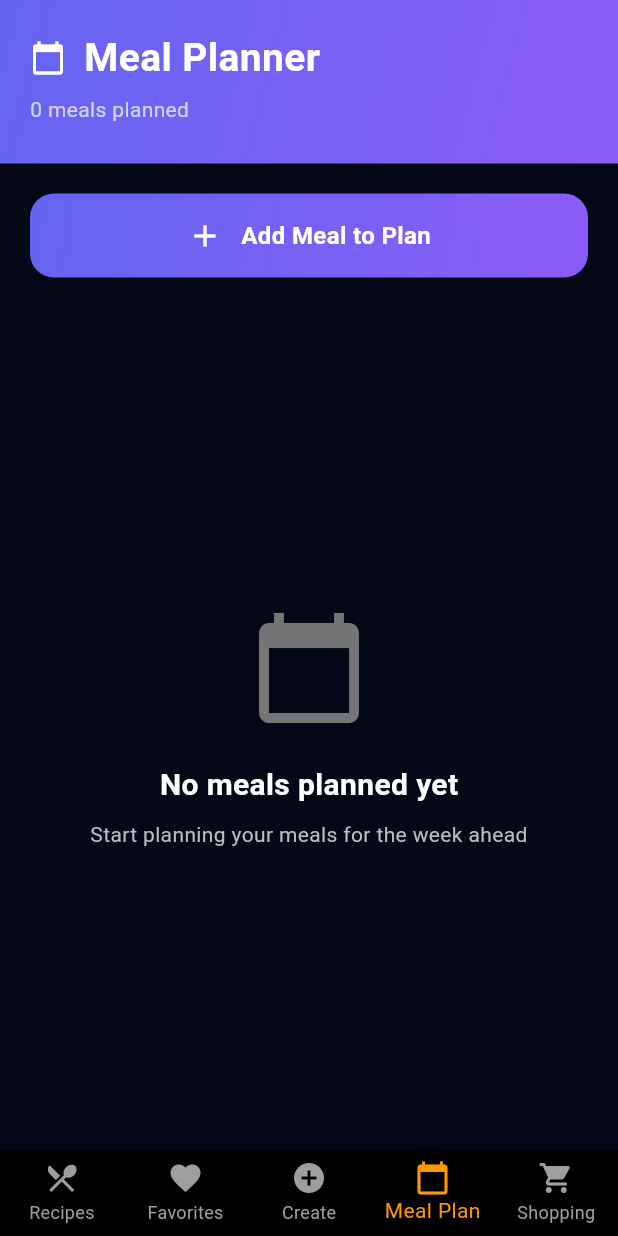
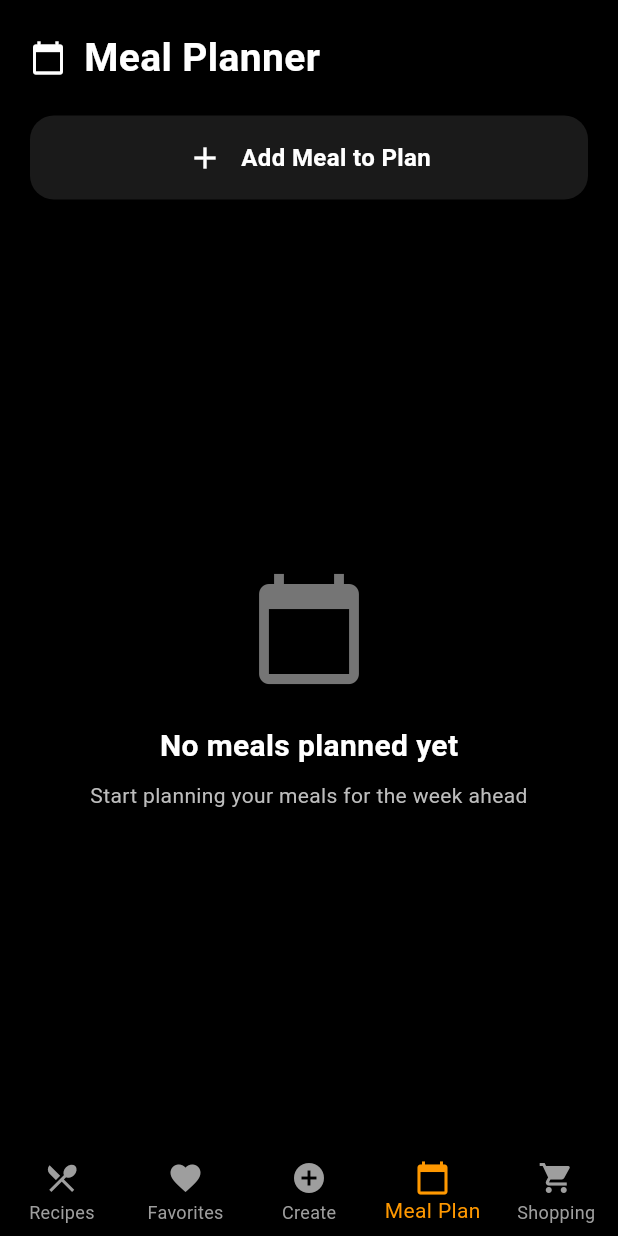
Before and after one commit to Bezawit-Ag/flutter-app, a Flutter app: the screen it shows after launch, item 4 of the bottom bar chosen, on a phone screen of 412 x 824 dp. Run offline on Flutter 3.47's test engine with Material 3 defaults, Android fonts, the phone set to English and light mode, and no system bars.

Commit message:
fix the meal plan  page styling

```diff
--- a/assignment_app/lib/features/home/screens/meal_planner_screen.dart
+++ b/assignment_app/lib/features/home/screens/meal_planner_screen.dart
@@ -12,25 +12,18 @@ class MealPlannerScreen extends StatelessWidget {
     final controller = context.watch<HomeController>();
 
     return Scaffold(
-      backgroundColor: const Color(0xFF050816),
+      backgroundColor: Colors.black,
       body: SafeArea(
         child: Column(
           crossAxisAlignment: CrossAxisAlignment.start,
           children: [
             Container(
               width: double.infinity,
-              padding: const EdgeInsets.fromLTRB(20, 20, 20, 26),
+              padding: const EdgeInsets.fromLTRB(20, 20, 20, 20),
               decoration: const BoxDecoration(
-                gradient: LinearGradient(
-                  colors: [Color(0xFF6366F1), Color(0xFF8B5CF6)],
-                  begin: Alignment.topLeft,
-                  end: Alignment.bottomRight,
+                color: Colors.black,
               ),
-              ),
-              child: Column(
-                crossAxisAlignment: CrossAxisAlignment.start,
-                children: [
-                  Row(
+              child: Row(
                 mainAxisAlignment: MainAxisAlignment.spaceBetween,
                 children: [
                   Row(
@@ -57,12 +50,12 @@ class MealPlannerScreen extends StatelessWidget {
                         ScaffoldMessenger.of(context).showSnackBar(
                           const SnackBar(
                             content: Text('Shopping list generated!'),
-                                backgroundColor: Color(0xFF6366F1),
+                            backgroundColor: Color(0xFFFF9800),
                           ),
                         );
                       },
                       style: TextButton.styleFrom(
-                            backgroundColor: Colors.white.withOpacity(0.2),
+                        backgroundColor: const Color(0xFF1A1A1A),
                         padding: const EdgeInsets.symmetric(
                           horizontal: 16,
                           vertical: 8,
@@ -82,38 +75,20 @@ class MealPlannerScreen extends StatelessWidget {
                     ),
                 ],
               ),
-                  const SizedBox(height: 6),
-                  Text(
-                    '${controller.plannedMealsCount} meals planned',
-                    style: const TextStyle(
-                      color: Colors.white70,
-                      fontSize: 14,
-                    ),
-                  ),
-                ],
-              ),
             ),
             Padding(
-              padding: const EdgeInsets.all(20),
+              padding: const EdgeInsets.fromLTRB(20, 0, 20, 20),
+              child: GestureDetector(
+                onTap: () => _showAddMealDialog(context, controller),
                 child: Container(
                   width: double.infinity,
-                decoration: BoxDecoration(
-                  gradient: const LinearGradient(
-                    colors: [Color(0xFF6366F1), Color(0xFF8B5CF6)],
-                    begin: Alignment.topLeft,
-                    end: Alignment.bottomRight,
-                  ),
-                  borderRadius: BorderRadius.circular(16),
-                ),
-                child: Material(
-                  color: Colors.transparent,
-                  child: InkWell(
-                    onTap: () => _showAddMealDialog(context, controller),
-                    borderRadius: BorderRadius.circular(16),
-                    child: Padding(
                   padding: const EdgeInsets.symmetric(
                     horizontal: 20,
                     vertical: 16,
+                  ),
+                  decoration: BoxDecoration(
+                    color: const Color(0xFF1A1A1A),
+                    borderRadius: BorderRadius.circular(16),
                   ),
                   child: Row(
                     mainAxisAlignment: MainAxisAlignment.center,
@@ -133,8 +108,6 @@ class MealPlannerScreen extends StatelessWidget {
                         ),
                       ),
                     ],
-                      ),
-                    ),
                   ),
                 ),
               ),
@@ -372,7 +345,7 @@ class MealPlannerScreen extends StatelessWidget {
                       ScaffoldMessenger.of(context).showSnackBar(
                         const SnackBar(
                           content: Text('Meal added to plan!'),
-                          backgroundColor: Color(0xFF6366F1),
+                          backgroundColor: Color(0xFFFF9800),
                         ),
                       );
                     }
```
Lines whose indentation alone changed are shown as unchanged.
